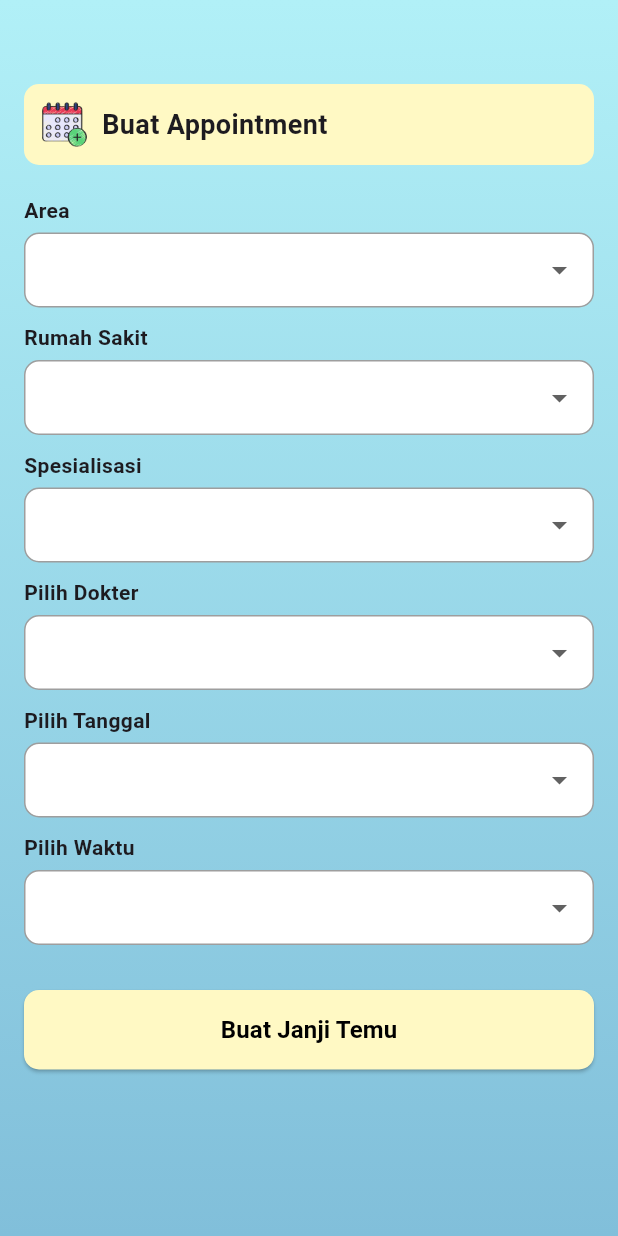
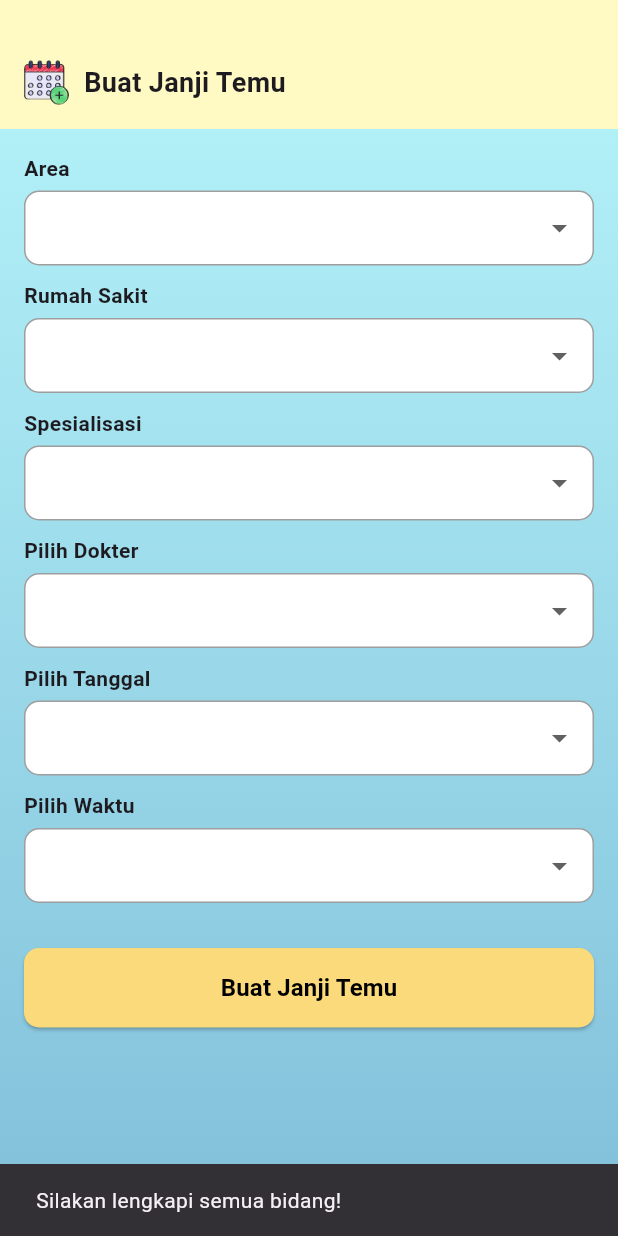
Before and after one commit to palcode1/test_1, a Flutter app: the AppointmentScreen screen opened directly, after a tap on "Buat Janji Temu", on a phone screen of 412 x 824 dp. Run offline on Flutter 3.47's test engine with Material 3 defaults, Android fonts, the phone set to English and light mode, and no system bars; our stand-ins replace cloud_firestore, firebase_auth, firebase_core, fluttertoast, google_sign_in; accounts and stored records are empty.

Commit message:
add_appoinment

```diff
--- /dev/null
+++ b/lib/databases/db_model.dart
@@ -0,0 +1,10 @@
+class DBModel {
+  static List<String> areas = ["Area 1", "Area 2", "Area 3"];
+  static List<String> hospitals = ["RS A", "RS B", "RS C"];
+  static List<String> specializations = [
+    "Dokter Umum",
+    "Kardiologi",
+    "Ortopedi",
+  ];
+  static List<String> doctors = ["Dr. John", "Dr. Sarah", "Dr. Michael"];
+}
--- a/lib/views/appointment_screen.dart
+++ b/lib/views/appointment_screen.dart
@@ -1,4 +1,6 @@
 import 'package:flutter/material.dart';
+import 'package:test_1/databases/db_model.dart';
+import 'package:test_1/databases/db_service.dart';
 
 class AppointmentScreen extends StatefulWidget {
   @override
@@ -13,9 +15,35 @@ class _AppointmentScreenState extends State<AppointmentScreen> {
   String? selectedDate;
   String? selectedTime;
 
+  final DBHelper dbHelper = DBHelper(); // Inisialisasi DBHelper
+
   @override
   Widget build(BuildContext context) {
     return Scaffold(
+      appBar: PreferredSize(
+        preferredSize: Size.fromHeight(100), // Tinggi AppBar lebih besar
+        child: Container(
+          decoration: BoxDecoration(
+            color: Colors.yellow[100], // Warna latar AppBar
+          ),
+          padding: EdgeInsets.only(top: 40, left: 16, right: 16, bottom: 16),
+          child: Row(
+            crossAxisAlignment: CrossAxisAlignment.center,
+            children: [
+              Image.asset(
+                'assets/images/add-event.png',
+                width: 30,
+                height: 30,
+              ), // Ikon pengaturan
+              SizedBox(width: 10),
+              Text(
+                'Buat Janji Temu',
+                style: TextStyle(fontSize: 18, fontWeight: FontWeight.bold),
+              ),
+            ],
+          ),
+        ),
+      ),
       body: Container(
         padding: EdgeInsets.all(16), // Memberikan padding di seluruh sisi
         decoration: BoxDecoration(
@@ -31,52 +59,30 @@ class _AppointmentScreenState extends State<AppointmentScreen> {
         child: Column(
           crossAxisAlignment: CrossAxisAlignment.start,
           children: [
-            SizedBox(height: 40), // Jarak dari atas layar
-            Container(
-              padding: EdgeInsets.all(12),
-              decoration: BoxDecoration(
-                color: Colors.yellow[100], // Warna background kuning muda
-                borderRadius: BorderRadius.circular(10),
-              ),
-              child: Row(
-                children: [
-                  Image.asset(
-                    'assets/images/add-event.png',
-                    width: 30,
-                    height: 30,
-                  ), // Ikon Janji Temu
-                  SizedBox(width: 10),
-                  Text(
-                    "Buat Appointment",
-                    style: TextStyle(fontSize: 18, fontWeight: FontWeight.bold),
-                  ),
-                ],
-              ),
+            SizedBox(), // Jarak dari atas layar
+            // Formulir Dropdown menggunakan data dari DBModel
+            _buildDropdown(
+              "Area",
+              selectedArea,
+              DBModel.areas,
+              (value) => setState(() => selectedArea = value),
             ),
-            SizedBox(height: 20),
-
-            // Formulir Dropdown
-            _buildDropdown("Area", selectedArea, [
-              "Area 1",
-              "Area 2",
-              "Area 3",
-            ], (value) => setState(() => selectedArea = value)),
             _buildDropdown(
               "Rumah Sakit",
               selectedHospital,
-              ["RS A", "RS B", "RS C"],
+              DBModel.hospitals,
               (value) => setState(() => selectedHospital = value),
             ),
             _buildDropdown(
               "Spesialisasi",
               selectedSpeciality,
-              ["Dokter Umum", "Kardiologi", "Ortopedi"],
+              DBModel.specializations,
               (value) => setState(() => selectedSpeciality = value),
             ),
             _buildDropdown(
               "Pilih Dokter",
               selectedDoctor,
-              ["Dr. John", "Dr. Sarah", "Dr. Michael"],
+              DBModel.doctors,
               (value) => setState(() => selectedDoctor = value),
             ),
             _buildDropdown(
@@ -99,7 +105,7 @@ class _AppointmentScreenState extends State<AppointmentScreen> {
               width: double.infinity,
               child: ElevatedButton(
                 style: ElevatedButton.styleFrom(
-                  backgroundColor: Colors.yellow[100], // Warna tombol
+                  backgroundColor: Color(0xFFFADA7A), // Warna tombol
                   shape: RoundedRectangleBorder(
                     borderRadius: BorderRadius.circular(
                       10,
@@ -108,8 +114,7 @@ class _AppointmentScreenState extends State<AppointmentScreen> {
                   padding: EdgeInsets.symmetric(vertical: 15),
                 ),
                 onPressed: () {
-                  // Logika untuk membuat janji temu bisa ditambahkan di sini
-                  print("Janji Temu Dibuat!");
+                  _saveAppointment(); // Simpan data ke Firestore
                 },
                 child: Text(
                   "Buat Janji Temu",
@@ -125,6 +130,40 @@ class _AppointmentScreenState extends State<AppointmentScreen> {
         ),
       ),
     );
+  }
+
+  // Fungsi menyimpan data ke Firestore
+  void _saveAppointment() {
+    if (selectedArea != null &&
+        selectedHospital != null &&
+        selectedSpeciality != null &&
+        selectedDoctor != null &&
+        selectedDate != null &&
+        selectedTime != null) {
+      dbHelper
+          .addAppointment(
+            area: selectedArea!,
+            hospital: selectedHospital!,
+            specialization: selectedSpeciality!,
+            doctor: selectedDoctor!,
+            date: selectedDate!,
+            time: selectedTime!,
+          )
+          .then((_) {
+            ScaffoldMessenger.of(context).showSnackBar(
+              SnackBar(content: Text("Janji Temu Berhasil Dibuat")),
+            );
+          })
+          .catchError((error) {
+            ScaffoldMessenger.of(context).showSnackBar(
+              SnackBar(content: Text("Gagal menyimpan janji temu: $error")),
+            );
+          });
+    } else {
+      ScaffoldMessenger.of(
+        context,
+      ).showSnackBar(SnackBar(content: Text("Silakan lengkapi semua bidang!")));
+    }
   }
 
   // Widget untuk membuat DropdownButtonFormField
```
Also changed, not shown: lib/databases/db_service.dart (added, +24 -0 lines), lib/views/apps_setting/edit_password.dart (+121 -0 lines), lib/views/setting_screen.dart (+34 -27 lines).
